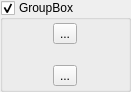
Before: the Qt Designer form modules/automation/projects/HilecGui/src/rcUnits/RcUnitFlagWidget.ui in OFFIS-Automation/Framework, drawn with Qt 5.
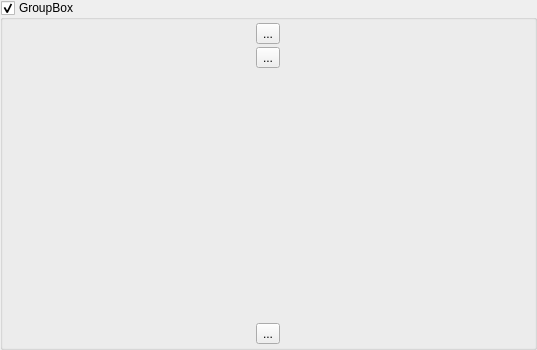
After: the same form once the commit is applied. Icons and pictures are not drawn.

Commit message: added settings widget handling for RC-units

What changed in the file:
```diff
--- a/modules/automation/projects/HilecGui/src/rcUnits/RcUnitFlagWidget.ui
+++ b/modules/automation/projects/HilecGui/src/rcUnits/RcUnitFlagWidget.ui
@@ -6,8 +6,8 @@
    <rect>
     <x>0</x>
     <y>0</y>
-    <width>131</width>
-    <height>92</height>
+    <width>537</width>
+    <height>350</height>
    </rect>
   </property>
   <property name="windowTitle">
@@ -101,6 +101,13 @@
              </property>
             </widget>
            </item>
+           <item>
+            <widget class="QToolButton" name="settingsButton">
+             <property name="text">
+              <string>...</string>
+             </property>
+            </widget>
+           </item>
            <item>
             <spacer name="verticalSpacer">
              <property name="orientation">
```
Left out of the diff: 2 changed lines with no effect on the pictures. The commit also changes 17 other files.
